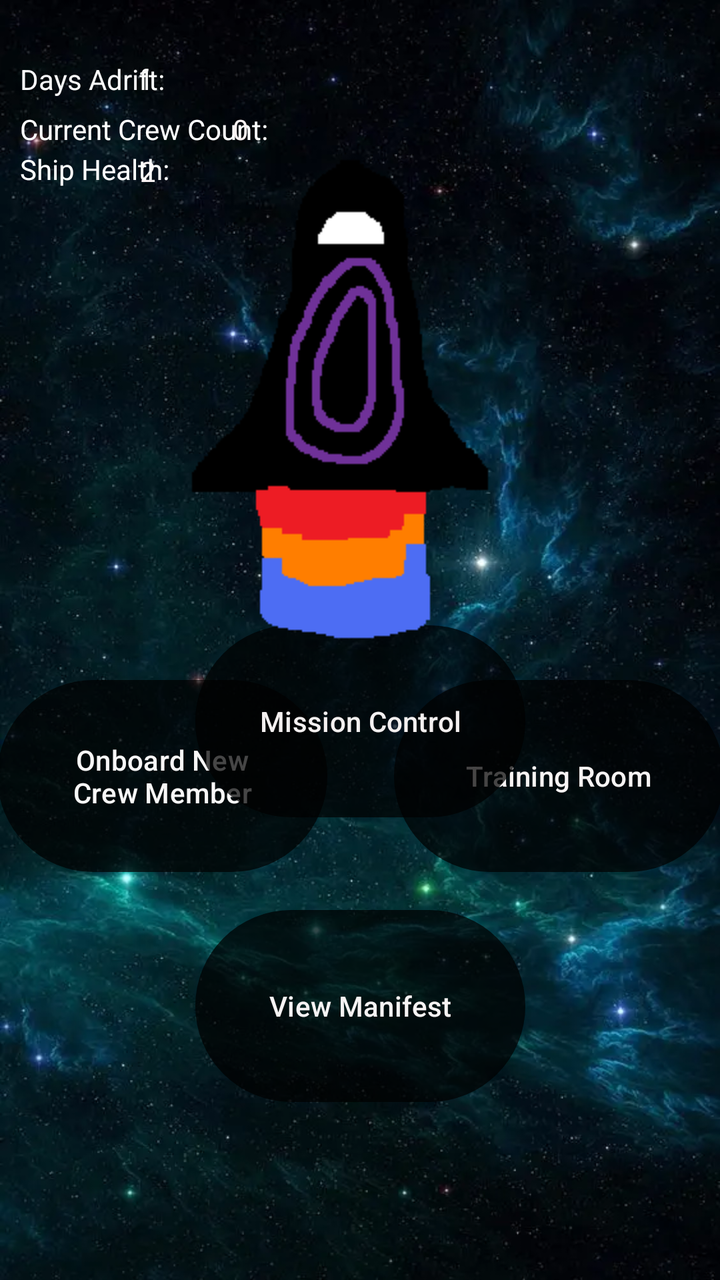
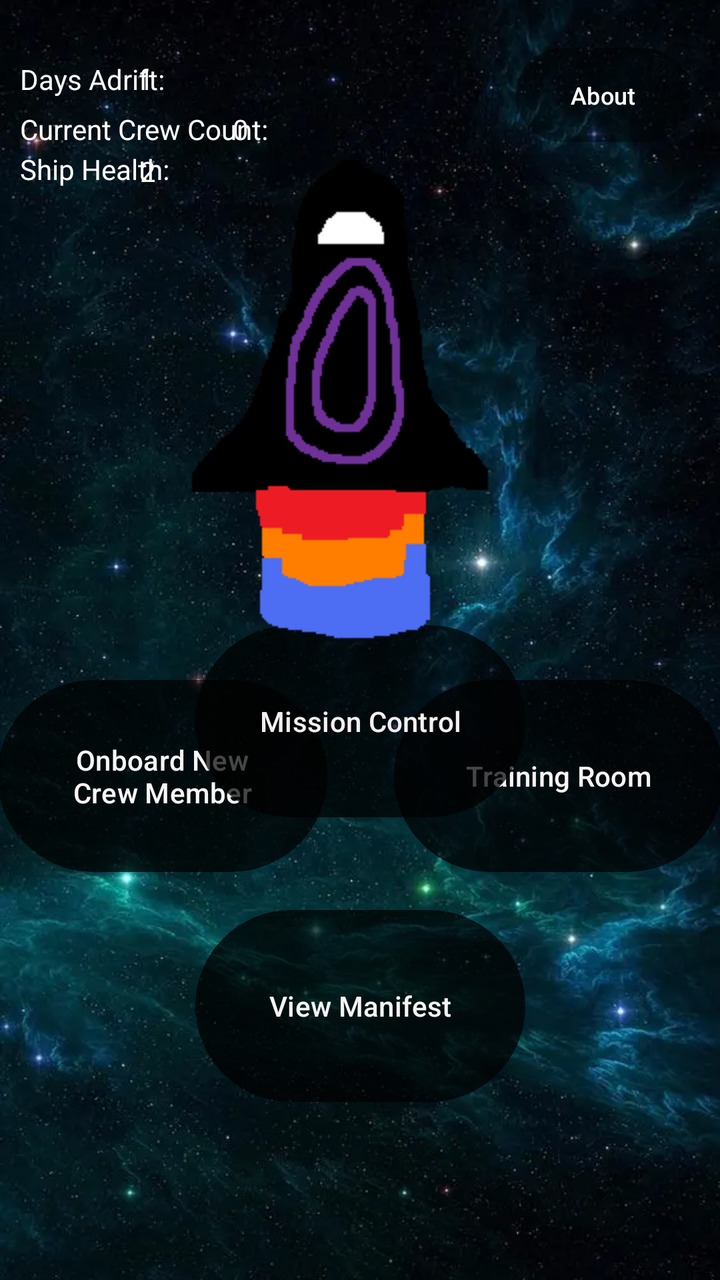

Before-and-after screenshots of an Android layout around one commit, followed by the original layout XML and the change that was made.
<!-- AndroidManifest.xml: application theme Theme.PROJECT -->
<!-- res/layout/main_menu.xml -->
<?xml version="1.0" encoding="utf-8"?>
<androidx.constraintlayout.widget.ConstraintLayout xmlns:android="http://schemas.android.com/apk/res/android"
    xmlns:app="http://schemas.android.com/apk/res-auto"
    xmlns:tools="http://schemas.android.com/tools"
    android:layout_width="match_parent"
    android:layout_height="match_parent"
    android:background="@drawable/space_background">


    <TextView
        android:id="@+id/ship_health_number_text"
        android:layout_width="wrap_content"
        android:layout_height="wrap_content"
        android:layout_marginStart="-160dp"
        android:layout_marginTop="76dp"
        android:text="2"
        android:textColor="#F8F1F1"
        app:layout_constraintEnd_toEndOf="parent"
        app:layout_constraintHorizontal_bias="0.449"
        app:layout_constraintStart_toStartOf="parent"
        app:layout_constraintTop_toTopOf="parent" />

    <TextView
        android:id="@+id/ship_health_text"
        android:layout_width="wrap_content"
        android:layout_height="wrap_content"
        android:layout_marginStart="10dp"
        android:layout_marginTop="75dp"
        android:text="Ship Health:"
        android:textColor="#FFFFFF"
        app:layout_constraintStart_toStartOf="parent"
        app:layout_constraintTop_toTopOf="parent" />

    <Button
        android:id="@+id/onboard_crew_button"
        android:layout_width="165dp"
        android:layout_height="104dp"
        android:layout_marginEnd="200dp"
        android:layout_marginBottom="200dp"
        android:backgroundTint="#77000000"
        android:text="Onboard New Crew Member"
        android:textColor="#F8F7F7"
        app:layout_constraintBottom_toBottomOf="parent"
        app:layout_constraintEnd_toEndOf="parent"
        app:layout_constraintHorizontal_bias="0.347"
        app:layout_constraintStart_toStartOf="parent" />

    <Button
        android:id="@+id/training_room_button"
        android:layout_width="165dp"
        android:layout_height="104dp"
        android:layout_marginStart="200dp"
        android:layout_marginBottom="200dp"
        android:backgroundTint="#78000000"
        android:text="Training Room"
        android:textColor="#F8F4F4"
        app:layout_constraintBottom_toBottomOf="parent"
        app:layout_constraintEnd_toEndOf="parent"
        app:layout_constraintHorizontal_bias="0.652"
        app:layout_constraintStart_toStartOf="parent" />

    <Button
        android:id="@+id/passenger_manifest_button"
        android:layout_width="165dp"
        android:layout_height="104dp"
        android:layout_marginBottom="85dp"
        android:backgroundTint="#77000000"
        android:text="View Manifest"
        android:textColor="#F6F3F3"
        app:layout_constraintBottom_toBottomOf="parent"
        app:layout_constraintEnd_toEndOf="parent"
        app:layout_constraintStart_toStartOf="parent" />

    <Button
        android:id="@+id/mission_control_button"
        android:layout_width="165dp"
        android:layout_height="104dp"
        android:layout_marginBottom="20dp"
        android:backgroundTint="#78000000"
        android:text="Mission Control"
        android:textColor="#F4F0F0"
        app:layout_constraintBottom_toBottomOf="parent"
        app:layout_constraintEnd_toEndOf="parent"
        app:layout_constraintStart_toStartOf="parent"
        app:layout_constraintTop_toTopOf="parent"
        app:layout_constraintVertical_bias="0.598"
        app:rippleColor="#F6F3F3" />

    <TextView
        android:id="@+id/days_on_board_text"
        android:layout_width="wrap_content"
        android:layout_height="wrap_content"
        android:layout_marginStart="10dp"
        android:layout_marginTop="30dp"
        android:text="Days Adrift: "
        android:textColor="#FAFAFA"
        app:layout_constraintStart_toStartOf="parent"
        app:layout_constraintTop_toTopOf="parent" />

    <TextView
        android:id="@+id/days_adrift_number"
        android:layout_width="wrap_content"
        android:layout_height="wrap_content"
        android:layout_marginStart="-300dp"
        android:layout_marginTop="30dp"
        android:text="1"
        android:textColor="#F6F6F6"
        app:layout_constraintEnd_toEndOf="parent"
        app:layout_constraintStart_toEndOf="@+id/days_on_board_text"
        app:layout_constraintTop_toTopOf="parent" />

    <TextView
        android:id="@+id/current_crew_count_text"
        android:layout_width="wrap_content"
        android:layout_height="wrap_content"
        android:layout_marginStart="10dp"
        android:layout_marginTop="55dp"
        android:text="Current Crew Count:"
        android:textColor="#FFFFFF"
        app:layout_constraintStart_toStartOf="parent"
        app:layout_constraintTop_toTopOf="parent" />

    <TextView
        android:id="@+id/current_crew_count_number_text"
        android:layout_width="wrap_content"
        android:layout_height="wrap_content"
        android:layout_marginStart="-120dp"
        android:layout_marginTop="55dp"
        android:text="0"
        android:textColor="#F8F1F1"
        app:layout_constraintEnd_toEndOf="parent"
        app:layout_constraintStart_toStartOf="parent"
        app:layout_constraintTop_toTopOf="parent" />

    <ImageView
        android:id="@+id/imageView2"
        android:layout_width="wrap_content"
        android:layout_height="wrap_content"
        android:layout_marginTop="50dp"
        app:layout_constraintEnd_toEndOf="parent"
        app:layout_constraintStart_toStartOf="parent"
        app:layout_constraintTop_toTopOf="parent"
        app:srcCompat="@drawable/big_pixel_rocket" />

</androidx.constraintlayout.widget.ConstraintLayout>
<!-- resources referenced by this layout -->
<resources>
  <!-- drawable big_pixel_rocket: webp bitmap (drawable, 5081 bytes) -->
  <!-- drawable space_background: webp bitmap (drawable, 55618 bytes) -->
  <style name="Theme.PROJECT" parent="Base.Theme.PROJECT" />
  <style name="Base.Theme.PROJECT" parent="Theme.Material3.DayNight.NoActionBar">
          
          
      </style>
</resources>

<!-- the commit's change to res/layout/main_menu.xml (unified diff, before → after) -->
@@ -142,4 +142,16 @@
         app:layout_constraintTop_toTopOf="parent"
         app:srcCompat="@drawable/big_pixel_rocket" />
 
+    <Button
+        android:id="@+id/tutorial_button"
+        android:layout_width="87dp"
+        android:layout_height="55dp"
+        android:layout_marginTop="20dp"
+        android:layout_marginEnd="15dp"
+        android:backgroundTint="#41000000"
+        android:text="About"
+        android:textSize="12sp"
+        app:layout_constraintEnd_toEndOf="parent"
+        app:layout_constraintTop_toTopOf="parent" />
+
 </androidx.constraintlayout.widget.ConstraintLayout>
<!-- resource entries referenced after the edit -->
@@ -4,8 +4,6 @@
   <!-- drawable space_background: webp bitmap (drawable, 55618 bytes) -->
   <style name="Theme.PROJECT" parent="Base.Theme.PROJECT" />
   <style name="Base.Theme.PROJECT" parent="Theme.Material3.DayNight.NoActionBar">
-          
-          
       </style>
 </resources>
 
